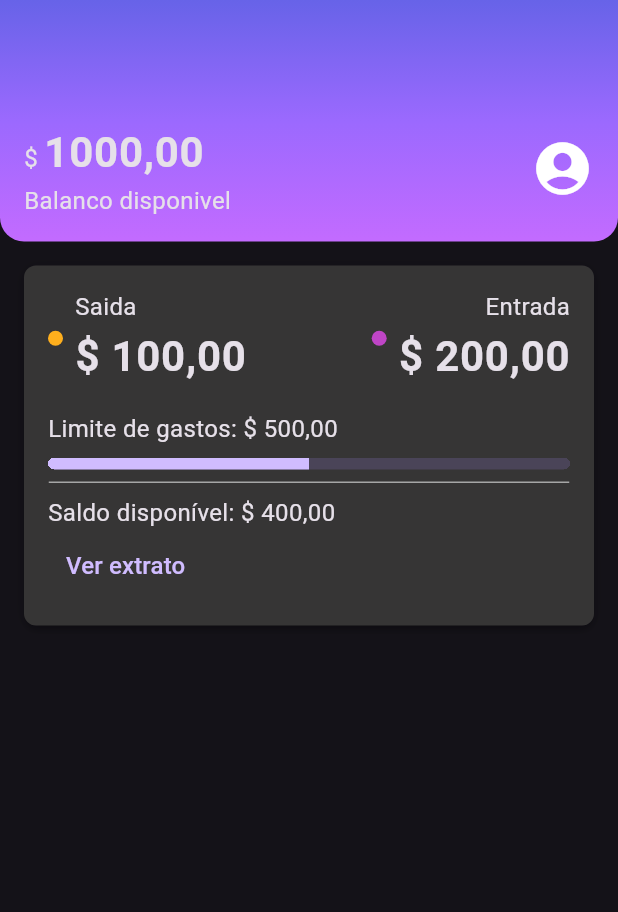
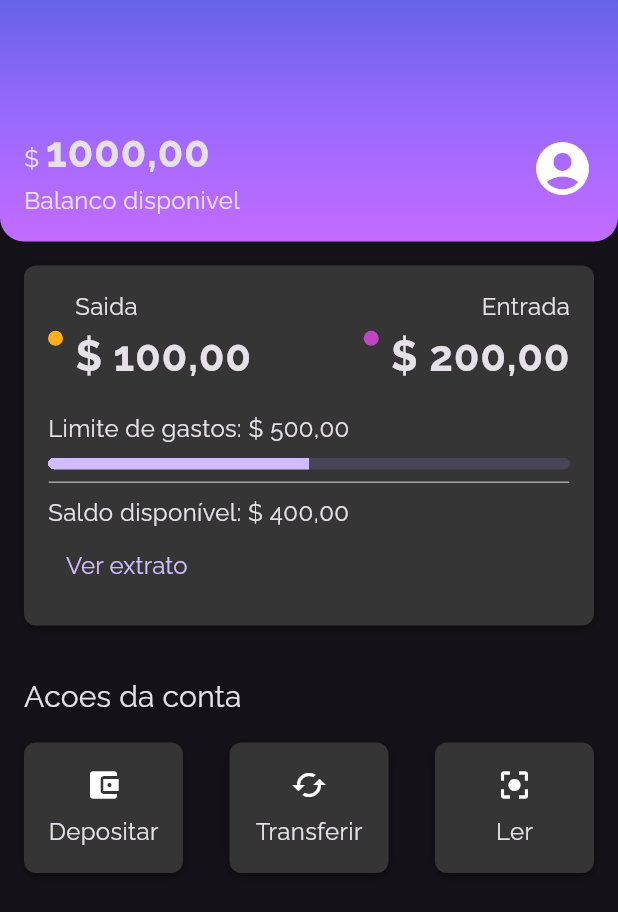
Before and after one commit to alandlan/alubank, a Flutter app: the screen it shows after launch, on a phone screen of 412 x 824 dp. Shown: the top 912 px of the screen. Run offline on Flutter 3.47's test engine with Material 3 defaults, Android fonts, the phone set to English and light mode, and no system bars.

Commit message:
add fonts

```diff
--- a/alubank/lib/components/box_card.dart
+++ b/alubank/lib/components/box_card.dart
@@ -6,7 +6,7 @@ class BoxCard extends StatelessWidget {
 
   @override
   Widget build(BuildContext context) {
-    return Container(
+    return Ink(
       padding: const EdgeInsets.all(16),
 
       decoration: BoxDecoration(
--- /dev/null
+++ b/alubank/lib/components/sections/account_sections.dart
@@ -0,0 +1,76 @@
+import 'package:alubank/components/box_card.dart';
+import 'package:flutter/material.dart';
+
+class AccoutActions extends StatelessWidget {
+  const AccoutActions({super.key});
+
+  @override
+  Widget build(BuildContext context) {
+    return Padding(
+      padding: const EdgeInsets.all(16.0),
+      child: Column(
+        crossAxisAlignment: CrossAxisAlignment.start,
+        children: [
+          Padding(
+            padding: const EdgeInsets.only(bottom: 16),
+            child: Text(
+              'Acoes da conta',
+              style: Theme.of(context).textTheme.titleMedium,
+            ),
+          ),
+          Row(
+            mainAxisAlignment: MainAxisAlignment.spaceBetween,
+            children: [
+              InkWell(
+                  onTap: (){},
+                  child: const BoxCard(
+                      boxContent: _AccountActionsContent(
+                icon: Icon(Icons.account_balance_wallet),
+                text: 'Depositar',
+              ))),
+              InkWell(
+                onTap: (){},
+                child: const BoxCard(
+                    boxContent: _AccountActionsContent(
+                  icon: Icon(Icons.cached),
+                  text: 'Transferir',
+                )),
+              ),
+              InkWell(
+                onTap: (){},
+                child: const BoxCard(
+                    boxContent: _AccountActionsContent(
+                  icon: Icon(Icons.center_focus_strong),
+                  text: 'Ler',
+                )),
+              ),
+            ],
+          )
+        ],
+      ),
+    );
+  }
+}
+
+class _AccountActionsContent extends StatelessWidget {
+  final Icon icon;
+  final String text;
+  const _AccountActionsContent(
+      {super.key, required this.icon, required this.text});
+
+  @override
+  Widget build(BuildContext context) {
+    return Container(
+      width: 74,
+      child: Column(
+        children: [
+          Padding(
+            padding: const EdgeInsets.only(bottom: 8.0),
+            child: icon,
+          ),
+          Text(text),
+        ],
+      ),
+    );
+  }
+}
--- a/alubank/lib/components/sections/header.dart
+++ b/alubank/lib/components/sections/header.dart
@@ -19,7 +19,7 @@ class Header extends StatelessWidget {
         ),
       ),
       child: Padding(
-        padding: EdgeInsets.fromLTRB(16, 80, 16, 16),
+        padding: const EdgeInsets.fromLTRB(16, 80, 16, 16),
         child: Row(
           mainAxisAlignment: MainAxisAlignment.spaceBetween,
           children: [
--- a/alubank/lib/components/sections/recent_activity.dart
+++ b/alubank/lib/components/sections/recent_activity.dart
@@ -17,7 +17,7 @@ class RecentActivity extends StatelessWidget {
 }
 
 class _RecentActivityContent extends StatelessWidget {
-  const _RecentActivityContent({super.key});
+  const _RecentActivityContent();
 
   @override
   Widget build(BuildContext context) {
@@ -36,7 +36,7 @@ class _RecentActivityContent extends StatelessWidget {
                 Column(
                   crossAxisAlignment: CrossAxisAlignment.start,
                   children: [
-                    Text('Saida'),
+                    const Text('Saida'),
                     Text('\$ 100,00', style: Theme.of(context).textTheme.bodyLarge),
                   ],
                 )
@@ -50,7 +50,7 @@ class _RecentActivityContent extends StatelessWidget {
               Column(
                 crossAxisAlignment: CrossAxisAlignment.end,
                 children: [
-                  Text('Entrada'),
+                  const Text('Entrada'),
                   Text('\$ 200,00', style: Theme.of(context).textTheme.bodyLarge),
                 ],
               )
@@ -66,15 +66,15 @@ class _RecentActivityContent extends StatelessWidget {
           decoration: BoxDecoration(
             borderRadius: BorderRadius.circular(8),
           ),
-          child: LinearProgressIndicator(
+          child: const LinearProgressIndicator(
             value: 0.5,
             minHeight: 8),
         ),
-        Padding(padding: EdgeInsets.only(top: 8, bottom: 8),
+        const Padding(padding: EdgeInsets.only(top: 8, bottom: 8),
           child: ContentDivision()
         ),
         Text('Saldo disponível: \$ 400,00', style: Theme.of(context).textTheme.bodyMedium),
-        TextButton(onPressed: (){}, child: Text('Ver extrato', style: TextStyle(fontSize: 16),))
+        TextButton(onPressed: (){}, child: const Text('Ver extrato', style: TextStyle(fontSize: 16),))
       ],
     );
   }
--- a/alubank/lib/screens/home.dart
+++ b/alubank/lib/screens/home.dart
@@ -1,3 +1,4 @@
+import 'package:alubank/components/sections/account_sections.dart';
 import 'package:alubank/components/sections/header.dart';
 import 'package:alubank/components/sections/recent_activity.dart';
 import 'package:flutter/material.dart';
@@ -12,6 +13,7 @@ class Home extends StatelessWidget {
         children: <Widget>[
           Header(),
           RecentActivity(),
+          AccoutActions(),
         ],
       ),
     );
--- a/alubank/lib/themes/my_theme.dart
+++ b/alubank/lib/themes/my_theme.dart
@@ -8,8 +8,10 @@ ThemeData MyTheme = ThemeData(
   primaryColorLight: ThemeColors.primaryColor,
   cardColor: ThemeColors.cardColor,
   brightness: Brightness.dark,
+  fontFamily: 'Raleway',
   textTheme: const TextTheme(
     bodyMedium: TextStyle(fontSize: 16),
     bodyLarge: TextStyle(fontSize: 28,fontWeight: FontWeight.bold),
+    titleMedium: TextStyle(fontSize: 20,fontWeight: FontWeight.normal),
   )
 );
```
Also changed, not shown: alubank/pubspec.yaml (+7 -0 lines), alubank/fonts/Raleway-Bold.ttf (added), alubank/fonts/Raleway-Regular.ttf (added).
